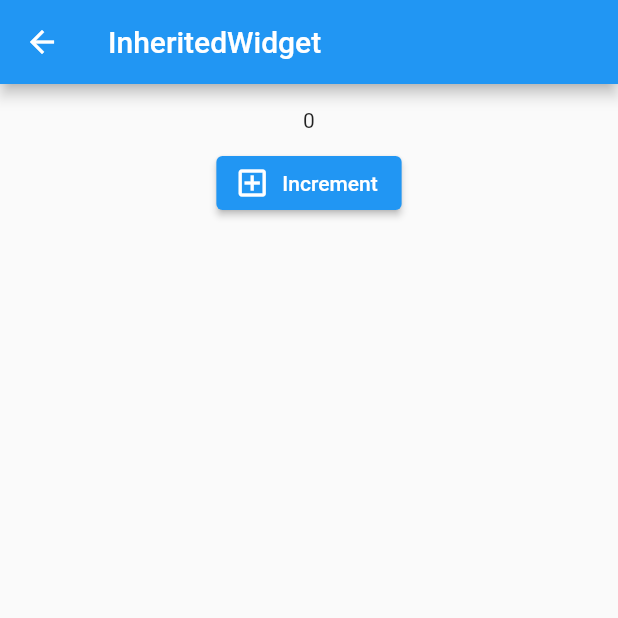
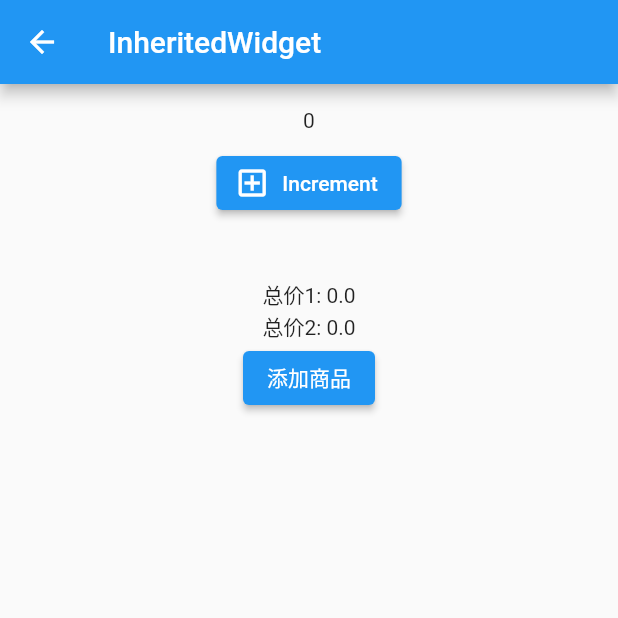
Before and after one commit to qianhk/FlutterDemo, a Flutter app: the TestPage5 screen opened by its route, on a phone screen of 412 x 824 dp, the top half of it. Run offline on Flutter 3.47's test engine with Material 2 defaults, Android fonts, the phone set to English and light mode, and no system bars.

Commit message:
test Provider: use ChangeNotifier + InheritedWidget

```diff
--- /dev/null
+++ b/kai_flutter_demo_module/lib/change_notifier_provider.dart
@@ -0,0 +1,80 @@
+import 'package:flutter/material.dart';
+
+// 一个通用的InheritedWidget，保存任需要跨组件共享的状态
+class InheritedProvider<T> extends InheritedWidget {
+  InheritedProvider({@required this.data, Widget child}) : super(child: child);
+
+  //共享状态使用泛型
+  final T data;
+
+  @override
+  bool updateShouldNotify(InheritedProvider<T> old) {
+    //在此简单返回true，则每次更新都会调用依赖其的子孙节点的`didChangeDependencies`。
+    return true;
+  }
+}
+
+class ChangeNotifierProvider<T extends ChangeNotifier> extends StatefulWidget {
+  ChangeNotifierProvider({
+    Key key,
+    this.data,
+    this.child,
+  });
+
+  final Widget child;
+  final T data;
+
+  //定义一个便捷方法，方便子树中的widget获取共享数据
+  static T of<T>(BuildContext context, {bool listen = true}) {
+    // final type = _typeOf<InheritedProvider<T>>();
+    InheritedProvider<T> provider;
+    if (listen) {
+      provider = context.dependOnInheritedWidgetOfExactType<InheritedProvider<T>>();
+    } else {
+      InheritedElement inheritedElement = context.getElementForInheritedWidgetOfExactType<InheritedProvider<T>>();
+      provider = inheritedElement?.widget as InheritedProvider<T>;
+    }
+    return provider.data;
+  }
+
+  @override
+  _ChangeNotifierProviderState<T> createState() => _ChangeNotifierProviderState<T>();
+}
+
+class _ChangeNotifierProviderState<T extends ChangeNotifier> extends State<ChangeNotifierProvider<T>> {
+  void update() {
+    //如果数据发生变化（model类调用了notifyListeners），重新构建InheritedProvider
+    setState(() => {});
+  }
+
+  @override
+  void didUpdateWidget(ChangeNotifierProvider<T> oldWidget) {
+    //当Provider更新时，如果新旧数据不"=="，则解绑旧数据监听，同时添加新数据监听
+    if (widget.data != oldWidget.data) {
+      oldWidget.data.removeListener(update);
+      widget.data.addListener(update);
+    }
+    super.didUpdateWidget(oldWidget);
+  }
+
+  @override
+  void initState() {
+    super.initState();
+    widget.data.addListener(update);
+  }
+
+  @override
+  void dispose() {
+    widget.data.removeListener(update);
+    super.dispose();
+  }
+
+  @override
+  Widget build(BuildContext context) {
+    print("_ChangeNotifierProviderState build");
+    return InheritedProvider<T>(
+      data: widget.data,
+      child: widget.child,
+    );
+  }
+}
--- /dev/null
+++ b/kai_flutter_demo_module/lib/consumer.dart
@@ -0,0 +1,24 @@
+import 'package:flutter/material.dart';
+
+import 'package:kai_flutter_demo_module/change_notifier_provider.dart';
+
+class Consumer<T> extends StatelessWidget {
+  Consumer({
+    Key key,
+    @required this.builder,
+    this.child,
+  })  : assert(builder != null),
+        super(key: key);
+
+  final Widget child;
+
+  final Widget Function(BuildContext context, T value) builder;
+
+  @override
+  Widget build(BuildContext context) {
+    return builder(
+      context,
+      ChangeNotifierProvider.of<T>(context), //自动获取Model
+    );
+  }
+}
--- a/kai_flutter_demo_module/lib/test_page_5.dart
+++ b/kai_flutter_demo_module/lib/test_page_5.dart
@@ -1,4 +1,7 @@
 import 'package:flutter/material.dart';
+
+import 'package:kai_flutter_demo_module/change_notifier_provider.dart';
+import 'package:kai_flutter_demo_module/consumer.dart';
 
 class TestPage5 extends StatefulWidget {
   TestPage5({Key key, this.title = "InheritedWidget"}) : super(key: key);
@@ -9,7 +12,9 @@ class TestPage5 extends StatefulWidget {
 }
 
 class ShareDataWidget extends InheritedWidget {
-  ShareDataWidget({@required this.data, Widget child}) : super(child: child);
+  ShareDataWidget({@required this.data, Widget child}) : super(child: child) {
+    print("ShareDataWidget: " + data.toString());
+  }
 
   final int data; //需要在子树中共享的数据，保存点击次数
 
@@ -53,6 +58,7 @@ class __TestWidgetState extends State<_TestWidget> {
 
 class _TestPage5State extends State<TestPage5> {
   int _count = 0;
+  CartModel _cartModel = CartModel();
 
   @override
   Widget build(BuildContext context) {
@@ -78,7 +84,42 @@ class _TestPage5State extends State<TestPage5> {
                 onPressed: () => setState(() {
                   ++_count;
                 }),
-              )
+              ),
+              Padding(
+                padding: EdgeInsets.only(top: 40),
+                child: ChangeNotifierProvider<CartModel>(
+                  data: _cartModel,
+                  child: Builder(
+                    builder: (context) {
+                      print("ChangeNotifierProvider build");
+                      return Column(
+                        children: <Widget>[
+                          Consumer(
+                            builder: (BuildContext context, CartModel cart) {
+                              return Text("总价1: ${cart.totalPrice}");
+                            },
+                            child: null,
+                          ),
+                          Builder(builder: (context) {
+                            var cart = ChangeNotifierProvider.of<CartModel>(context);
+                            return Text("总价2: ${cart.totalPrice}");
+                          }),
+                          Builder(builder: (context) {
+                            print("ElevatedButton(添加商品) build");
+                            return ElevatedButton(
+                              child: Text("添加商品"),
+                              onPressed: () {
+                                //给购物车中添加商品，添加后总价会更新
+                                ChangeNotifierProvider.of<CartModel>(context, listen: false).add(Item(20.0, 1));
+                              },
+                            );
+                          }),
+                        ],
+                      );
+                    },
+                  ),
+                ),
+              ),
             ],
           ),
         ),
@@ -86,3 +127,29 @@ class _TestPage5State extends State<TestPage5> {
     );
   }
 }
+
+class Item {
+  Item(this.price, this.count);
+
+  double price; //商品单价
+  int count; // 商品份数
+//... 省略其它属性
+}
+
+class CartModel extends ChangeNotifier {
+  // 用于保存购物车中商品列表
+  final List<Item> _items = [];
+
+  // 禁止改变购物车里的商品信息
+  // UnmodifiableListView<Item> get items => UnmodifiableListView(_items);
+
+  // 购物车中商品的总价
+  double get totalPrice => _items.fold(0, (value, item) => value + item.count * item.price);
+
+  // 将 [item] 添加到购物车。这是唯一一种能从外部改变购物车的方法。
+  void add(Item item) {
+    _items.add(item);
+    // 通知监听器（订阅者），重新构建InheritedProvider， 更新状态。
+    notifyListeners();
+  }
+}
```
